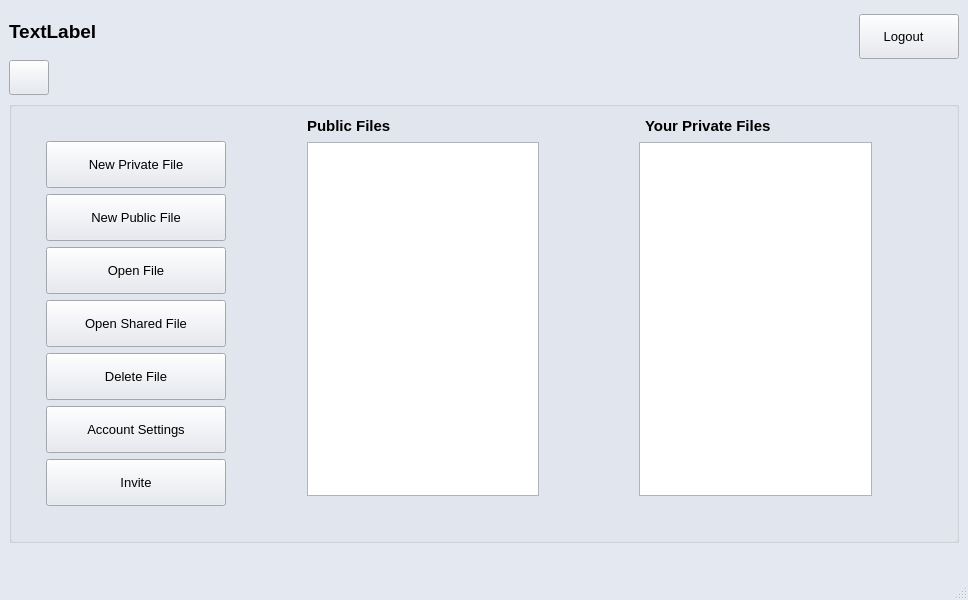
scottiexdev/concurrentTextEditor, file concurrentTextEditor/loggedinmainwindow.ui: the form before one commit.
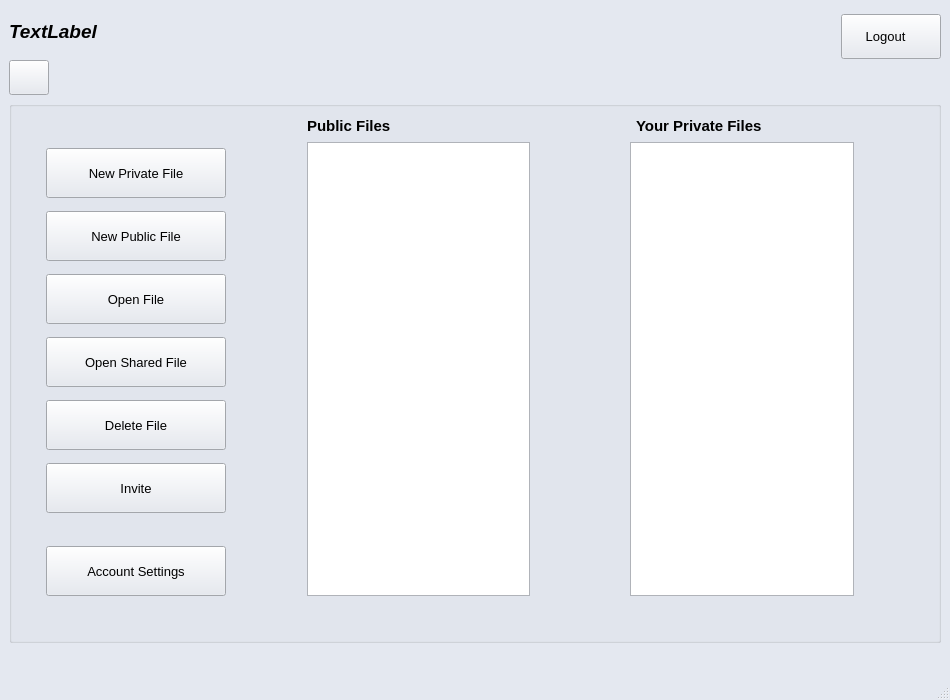
The form after the commit. Icons and pictures are not drawn.

Diff of the .ui file:
```diff
--- a/concurrentTextEditor/loggedinmainwindow.ui
+++ b/concurrentTextEditor/loggedinmainwindow.ui
@@ -6,14 +6,20 @@
    <rect>
     <x>0</x>
     <y>0</y>
-    <width>968</width>
-    <height>600</height>
+    <width>950</width>
+    <height>700</height>
    </rect>
   </property>
   <property name="minimumSize">
    <size>
-    <width>900</width>
-    <height>600</height>
+    <width>950</width>
+    <height>700</height>
+   </size>
+  </property>
+  <property name="maximumSize">
+   <size>
+    <width>950</width>
+    <height>700</height>
    </size>
   </property>
   <property name="palette">
@@ -486,6 +492,7 @@
          <font>
           <pointsize>14</pointsize>
           <weight>75</weight>
+          <italic>true</italic>
           <bold>true</bold>
          </font>
         </property>
@@ -577,7 +584,7 @@
            </property>
            <property name="maximumSize">
             <size>
-             <width>16777215</width>
+             <width>210</width>
              <height>50</height>
             </size>
            </property>
@@ -604,7 +611,7 @@
            </property>
            <property name="maximumSize">
             <size>
-             <width>16777215</width>
+             <width>210</width>
              <height>50</height>
             </size>
            </property>
@@ -631,7 +638,7 @@
            </property>
            <property name="maximumSize">
             <size>
-             <width>16777215</width>
+             <width>210</width>
              <height>50</height>
             </size>
            </property>
@@ -664,7 +671,7 @@
            </property>
            <property name="maximumSize">
             <size>
-             <width>16777215</width>
+             <width>210</width>
              <height>50</height>
             </size>
            </property>
@@ -694,7 +701,7 @@
            </property>
            <property name="maximumSize">
             <size>
-             <width>16777215</width>
+             <width>210</width>
              <height>50</height>
             </size>
            </property>
@@ -711,33 +718,6 @@
            </property>
           </widget>
          </item>
-         <item>
-          <widget class="QPushButton" name="pushButtonSettings_2">
-           <property name="minimumSize">
-            <size>
-             <width>180</width>
-             <height>35</height>
-            </size>
-           </property>
-           <property name="maximumSize">
-            <size>
-             <width>16777215</width>
-             <height>50</height>
-            </size>
-           </property>
-           <property name="font">
-            <font>
-             <pointsize>10</pointsize>
-            </font>
-           </property>
-           <property name="cursor">
-            <cursorShape>PointingHandCursor</cursorShape>
-           </property>
-           <property name="text">
-            <string>Account Settings</string>
-           </property>
-          </widget>
-         </item>
          <item>
           <widget class="QPushButton" name="pushButtonInvite_2">
            <property name="minimumSize">
@@ -748,7 +728,7 @@
            </property>
            <property name="maximumSize">
             <size>
-             <width>16777215</width>
+             <width>210</width>
              <height>50</height>
             </size>
            </property>
@@ -765,6 +745,46 @@
            </property>
           </widget>
          </item>
+         <item>
+          <spacer name="horizontalSpacer_3">
+           <property name="orientation">
+            <enum>Qt::Horizontal</enum>
+           </property>
+           <property name="sizeHint" stdset="0">
+            <size>
+             <width>40</width>
+             <height>20</height>
+            </size>
+           </property>
+          </spacer>
+         </item>
+         <item>
+          <widget class="QPushButton" name="pushButtonSettings_2">
+           <property name="minimumSize">
+            <size>
+             <width>180</width>
+             <height>35</height>
+            </size>
+           </property>
+           <property name="maximumSize">
+            <size>
+             <width>210</width>
+             <height>50</height>
+            </size>
+           </property>
+           <property name="font">
+            <font>
+             <pointsize>10</pointsize>
+            </font>
+           </property>
+           <property name="cursor">
+            <cursorShape>PointingHandCursor</cursorShape>
+           </property>
+           <property name="text">
+            <string>Account Settings</string>
+           </property>
+          </widget>
+         </item>
         </layout>
        </item>
        <item row="0" column="2" rowspan="3">
@@ -821,8 +841,8 @@
            </property>
            <property name="maximumSize">
             <size>
-             <width>850</width>
-             <height>550</height>
+             <width>1000</width>
+             <height>700</height>
             </size>
            </property>
            <property name="font">
@@ -884,8 +904,8 @@
            </property>
            <property name="maximumSize">
             <size>
-             <width>850</width>
-             <height>550</height>
+             <width>1000</width>
+             <height>700</height>
             </size>
            </property>
            <property name="font">
```
Left out of the diff: 2 changed lines with no effect on the pictures.
